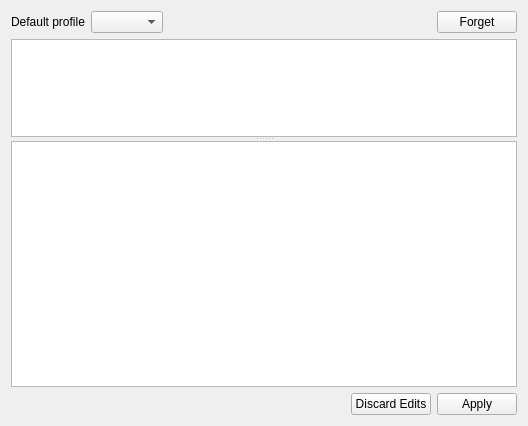
Above: networkswidget.ui from Sinodun/Stubby_Manager before the change. Below: the same form after it.
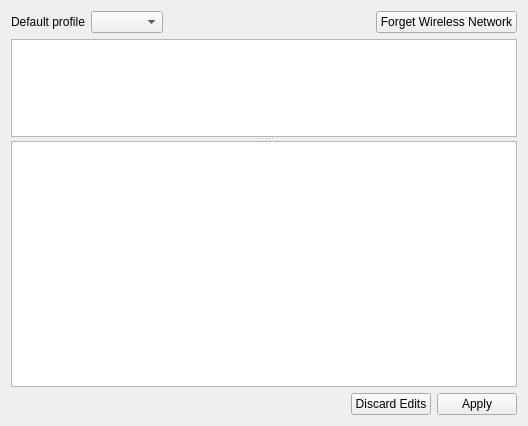
That is the form after the change.

Commit message: Limit forget to inactive wireless networks

Patch:
```diff
--- a/networkswidget.ui
+++ b/networkswidget.ui
@@ -57,7 +57,7 @@
         <bool>true</bool>
        </property>
        <property name="text">
-        <string>Forget</string>
+        <string>Forget Wireless Network</string>
        </property>
       </widget>
      </item>
```
The commit also changes 5 other files.
